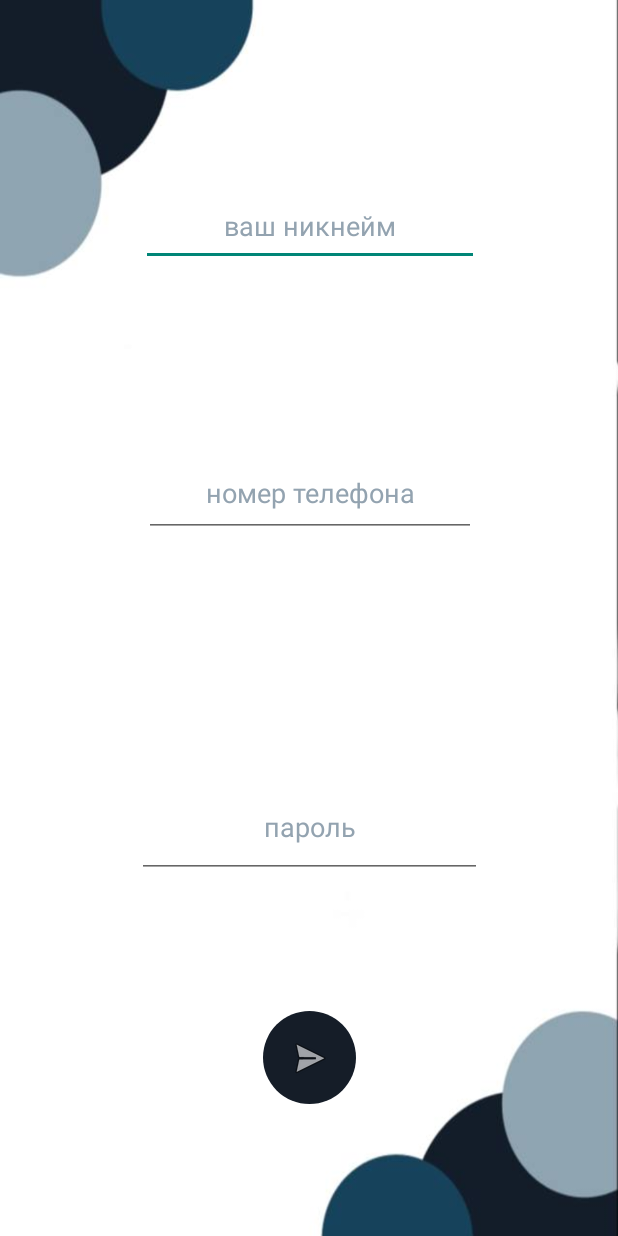
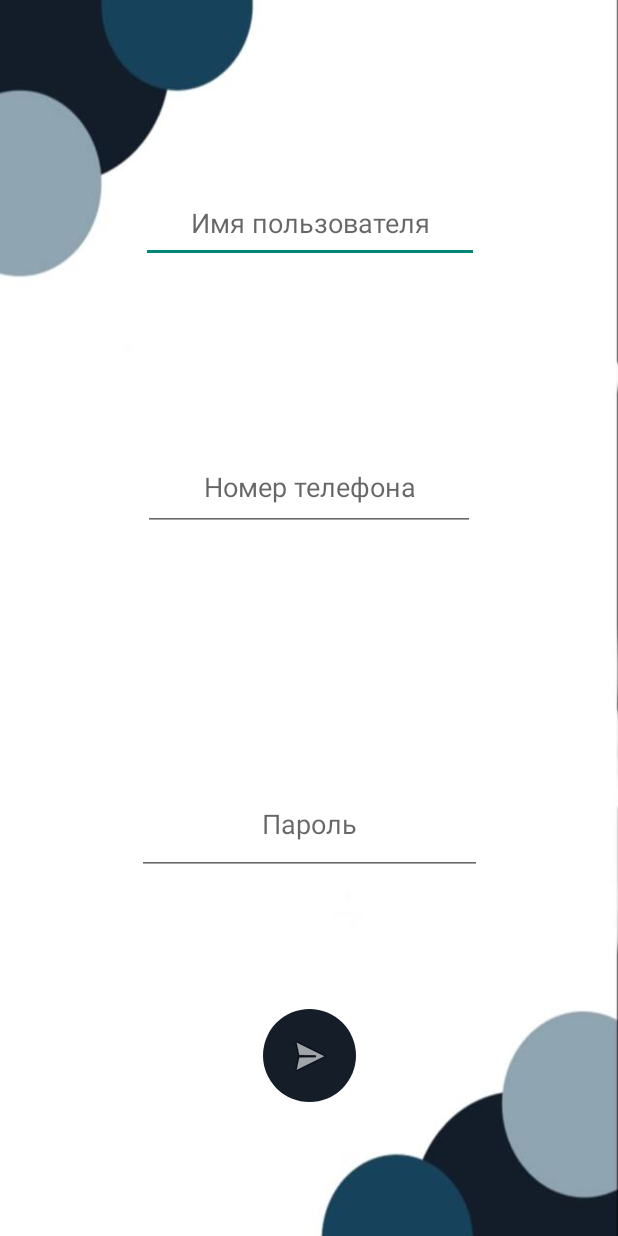
Before and after one commit to Aids1999/Project, an Android app: the screen it shows after launch (MainActivity), on a phone screen of 412 x 824 dp. Run offline under Robolectric (Android 15) with nearby library versions, the light colour scheme and no system bars.

Commit message:
billie jean

```diff
--- a/app/build.gradle
+++ b/app/build.gradle
@@ -4,7 +4,7 @@ plugins {
 
 android {
     namespace 'com.example.bestproject'
-    compileSdk 32
+    compileSdk 33
 
     defaultConfig {
         applicationId "com.example.bestproject"
--- a/app/src/main/AndroidManifest.xml
+++ b/app/src/main/AndroidManifest.xml
@@ -12,6 +12,9 @@
         android:supportsRtl="true"
         android:theme="@style/Theme.BestProject"
         tools:targetApi="31">
+        <activity
+            android:name=".SecondActivty"
+            android:exported="false" />
         <activity
             android:name=".MainActivity"
             android:exported="true">
--- a/app/src/main/java/com/example/bestproject/MainActivity.java
+++ b/app/src/main/java/com/example/bestproject/MainActivity.java
@@ -2,13 +2,55 @@ package com.example.bestproject;
 
 import androidx.appcompat.app.AppCompatActivity;
 
+import android.content.Intent;
 import android.os.Bundle;
+import android.view.View;
+import android.widget.Button;
+import android.widget.EditText;
+import android.widget.ImageButton;
+
+import java.lang.reflect.Array;
+import java.util.Arrays;
 
 public class MainActivity extends AppCompatActivity {
+
+    ArrayAccounts arrayAccounts = new ArrayAccounts();
+
+    private String nickname;
+    private String phoneNum;
+    private String password;
+
+    EditText textNickname;
+    EditText textPhoneNum;
+    EditText textPassword;
+
+    ImageButton startButton;
 
     @Override
     protected void onCreate(Bundle savedInstanceState) {
         super.onCreate(savedInstanceState);
         setContentView(R.layout.activity_main);
+
+        textNickname = findViewById(R.id.nickname); //Привязка считывателей к оболочкам
+        textPhoneNum = findViewById(R.id.phoneNum);
+        textPassword = findViewById(R.id.password);
+
+        startButton = (ImageButton) findViewById(R.id.start); //Привязка функционала кнопки и оболочки
+
+        startButton.setOnClickListener(new View.OnClickListener() {
+            @Override
+            public void onClick(View view) {
+                nickname = textNickname.getText().toString();
+                phoneNum = textPhoneNum.getText().toString();
+                password = textPassword.getText().toString();
+
+
+                User newUser = new User(nickname, phoneNum, password);
+                if ((Arrays.asList(arrayAccounts.nickArray).contains(nickname)) & (Arrays.asList(arrayAccounts.passwordArray).contains(password)) & (Arrays.asList(arrayAccounts.phoneNumArray).contains(phoneNum))) {
+                    Intent intent = new Intent(getApplicationContext(), SecondActivty.class);
+                    intent.putExtra("Nick", newUser);
+                    startActivity(intent);}
+            }
+        });
     }
 }
--- a/app/src/main/res/layout/activity_main.xml
+++ b/app/src/main/res/layout/activity_main.xml
@@ -8,15 +8,15 @@
     tools:context=".MainActivity">
 
     <EditText
-        android:id="@+id/name"
+        android:id="@+id/nickname"
         android:layout_width="225dp"
         android:layout_height="53dp"
         android:ems="10"
         android:gravity="center"
+        android:hint="Имя пользователя"
         android:inputType="textPersonName"
-        android:text="ваш никнейм"
         android:textColor="#93a3b0"
-        app:layout_constraintBottom_toTopOf="@+id/number"
+        app:layout_constraintBottom_toTopOf="@+id/phoneNum"
         app:layout_constraintEnd_toEndOf="parent"
         app:layout_constraintHorizontal_bias="0.502"
         app:layout_constraintStart_toStartOf="parent"
@@ -24,17 +24,16 @@
         app:layout_constraintVertical_bias="0.502" />
 
     <EditText
-        android:id="@+id/number"
+        android:id="@+id/phoneNum"
         android:layout_width="221dp"
         android:layout_height="58dp"
-        android:layout_marginTop="300dp"
+        android:layout_marginTop="296dp"
         android:ems="10"
         android:gravity="center"
-        android:inputType="textPersonName"
-        android:text="номер телефона"
+        android:hint="Номер телефона"
+        android:inputType="number"
         android:textColor="#93a3b0"
         app:layout_constraintEnd_toEndOf="parent"
-        app:layout_constraintHorizontal_bias="0.502"
         app:layout_constraintStart_toStartOf="parent"
         app:layout_constraintTop_toTopOf="parent"
         tools:ignore="UnknownId" />
@@ -46,14 +45,14 @@
         android:layout_marginBottom="79dp"
         android:ems="10"
         android:gravity="center"
+        android:hint="Пароль"
         android:inputType="textPersonName"
-        android:text="пароль"
         android:textColor="#93a3b0"
         app:layout_constraintBottom_toBottomOf="parent"
         app:layout_constraintEnd_toEndOf="parent"
         app:layout_constraintHorizontal_bias="0.502"
         app:layout_constraintStart_toStartOf="parent"
-        app:layout_constraintTop_toBottomOf="@+id/number" />
+        app:layout_constraintTop_toBottomOf="@+id/phoneNum" />
 
     <ImageButton
         android:id="@+id/start"
```
Also changed, not shown: app/src/main/java/com/example/bestproject/User.java (added, +40 -0 lines), app/src/main/res/layout/list_item.xml (+9 -3 lines), app/src/main/res/button/1d760a28-2be7-4876-9ffa-9ab929eb0f1f.jpg (deleted).
